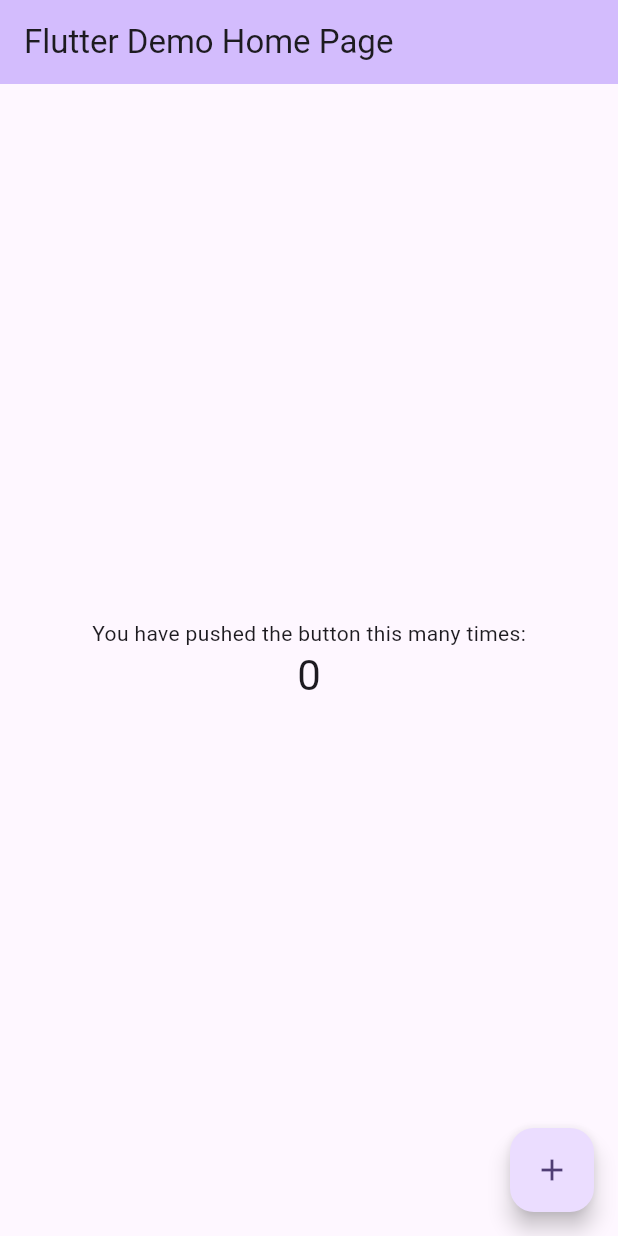
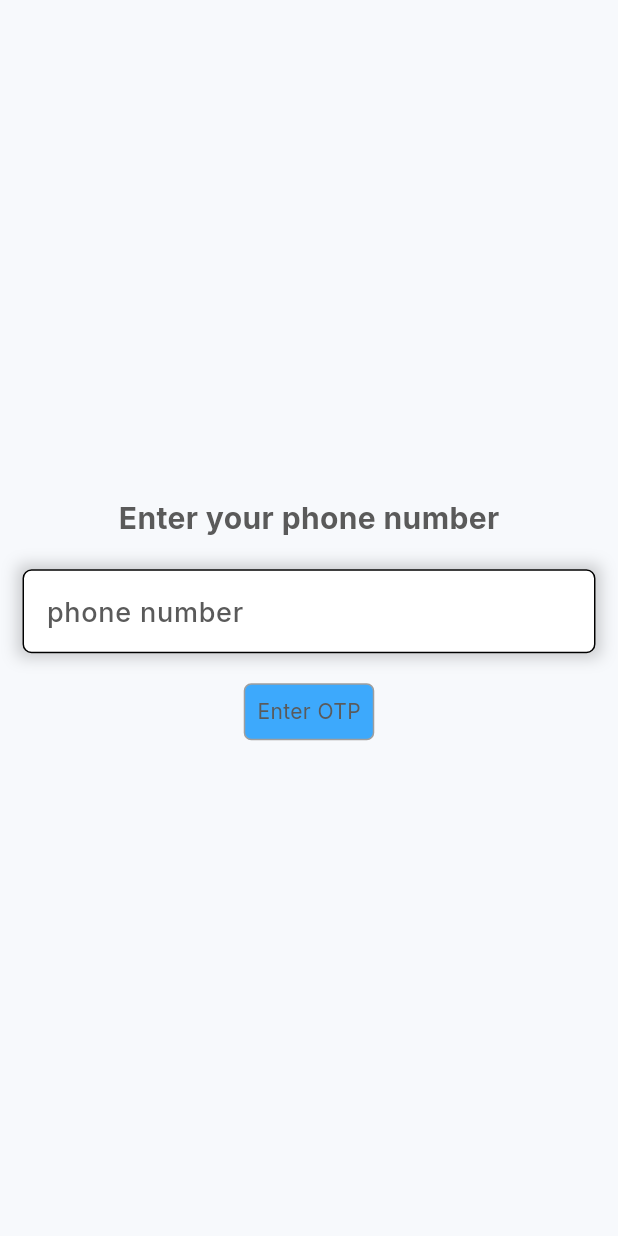
Before and after one commit to DevAmank77/NodeMe, a Flutter app: the screen it shows after launch, on a phone screen of 412 x 824 dp. Run offline on Flutter 3.47's test engine with Material 3 defaults, Android fonts, the phone set to English and light mode, and no system bars; our stand-ins replace firebase_core, google_fonts; accounts and stored records are empty.

Commit message:
adding auth UI

```diff
--- a/lib/main.dart
+++ b/lib/main.dart
@@ -1,6 +1,12 @@
+import 'package:firebase_core/firebase_core.dart';
 import 'package:flutter/material.dart';
+import 'package:node_me/firebase_options.dart';
+import 'package:node_me/screens/enter_phone_number.dart';
+import 'package:node_me/utils/theme.dart';
 
-void main() {
+void main() async {
+  WidgetsFlutterBinding.ensureInitialized();
+  await Firebase.initializeApp(options: DefaultFirebaseOptions.currentPlatform);
   runApp(const MyApp());
 }
 
@@ -11,112 +17,12 @@ class MyApp extends StatelessWidget {
   @override
   Widget build(BuildContext context) {
     return MaterialApp(
+      debugShowCheckedModeBanner: false,
       title: 'Flutter Demo',
-      theme: ThemeData(
-        // This is the theme of your application.
-        //
-        // TRY THIS: Try running your application with "flutter run". You'll see
-        // the application has a purple toolbar. Then, without quitting the app,
-        // try changing the seedColor in the colorScheme below to Colors.green
-        // and then invoke "hot reload" (save your changes or press the "hot
-        // reload" button in a Flutter-supported IDE, or press "r" if you used
-        // the command line to start the app).
-        //
-        // Notice that the counter didn't reset back to zero; the application
-        // state is not lost during the reload. To reset the state, use hot
-        // restart instead.
-        //
-        // This works for code too, not just values: Most code changes can be
-        // tested with just a hot reload.
-        colorScheme: ColorScheme.fromSeed(seedColor: Colors.deepPurple),
-      ),
-      home: const MyHomePage(title: 'Flutter Demo Home Page'),
+      theme: lightTheme,
+      darkTheme: darkTheme,
+      themeMode: ThemeMode.system,
+      home: EnterPhoneNumber(),
     );
   }
 }
-
-class MyHomePage extends StatefulWidget {
-  const MyHomePage({super.key, required this.title});
-
-  // This widget is the home page of your application. It is stateful, meaning
-  // that it has a State object (defined below) that contains fields that affect
-  // how it looks.
-
-  // This class is the configuration for the state. It holds the values (in this
-  // case the title) provided by the parent (in this case the App widget) and
-  // used by the build method of the State. Fields in a Widget subclass are
-  // always marked "final".
-
-  final String title;
-
-  @override
-  State<MyHomePage> createState() => _MyHomePageState();
-}
-
-class _MyHomePageState extends State<MyHomePage> {
-  int _counter = 0;
-
-  void _incrementCounter() {
-    setState(() {
-      // This call to setState tells the Flutter framework that something has
-      // changed in this State, which causes it to rerun the build method below
-      // so that the display can reflect the updated values. If we changed
-      // _counter without calling setState(), then the build method would not be
-      // called again, and so nothing would appear to happen.
-      _counter++;
-    });
-  }
-
-  @override
-  Widget build(BuildContext context) {
-    // This method is rerun every time setState is called, for instance as done
-    // by the _incrementCounter method above.
-    //
-    // The Flutter framework has been optimized to make rerunning build methods
-    // fast, so that you can just rebuild anything that needs updating rather
-    // than having to individually change instances of widgets.
-    return Scaffold(
-      appBar: AppBar(
-        // TRY THIS: Try changing the color here to a specific color (to
-        // Colors.amber, perhaps?) and trigger a hot reload to see the AppBar
-        // change color while the other colors stay the same.
-        backgroundColor: Theme.of(context).colorScheme.inversePrimary,
-        // Here we take the value from the MyHomePage object that was created by
-        // the App.build method, and use it to set our appbar title.
-        title: Text(widget.title),
-      ),
-      body: Center(
-        // Center is a layout widget. It takes a single child and positions it
-        // in the middle of the parent.
-        child: Column(
-          // Column is also a layout widget. It takes a list of children and
-          // arranges them vertically. By default, it sizes itself to fit its
-          // children horizontally, and tries to be as tall as its parent.
-          //
-          // Column has various properties to control how it sizes itself and
-          // how it positions its children. Here we use mainAxisAlignment to
-          // center the children vertically; the main axis here is the vertical
-          // axis because Columns are vertical (the cross axis would be
-          // horizontal).
-          //
-          // TRY THIS: Invoke "debug painting" (choose the "Toggle Debug Paint"
-          // action in the IDE, or press "p" in the console), to see the
-          // wireframe for each widget.
-          mainAxisAlignment: MainAxisAlignment.center,
-          children: <Widget>[
-            const Text('You have pushed the button this many times:'),
-            Text(
-              '$_counter',
-              style: Theme.of(context).textTheme.headlineMedium,
-            ),
-          ],
-        ),
-      ),
-      floatingActionButton: FloatingActionButton(
-        onPressed: _incrementCounter,
-        tooltip: 'Increment',
-        child: const Icon(Icons.add),
-      ), // This trailing comma makes auto-formatting nicer for build methods.
-    );
-  }
-}
--- /dev/null
+++ b/lib/screens/enter_phone_number.dart
@@ -0,0 +1,54 @@
+import 'package:flutter/material.dart';
+import 'package:node_me/screens/otp_verification_scree.dart';
+import 'package:node_me/widgets/auth_button.dart';
+import 'package:node_me/widgets/text_field.dart';
+
+class EnterPhoneNumber extends StatefulWidget {
+  const EnterPhoneNumber({super.key});
+
+  @override
+  State<EnterPhoneNumber> createState() => _EnterPhoneNumberState();
+}
+
+class _EnterPhoneNumberState extends State<EnterPhoneNumber> {
+  final TextEditingController phoneController = TextEditingController();
+
+  @override
+  Widget build(BuildContext context) {
+    return Scaffold(
+      body: Center(
+        child: Padding(
+          padding: const EdgeInsets.all(15.0),
+          child: Column(
+            mainAxisAlignment: MainAxisAlignment.center,
+            children: [
+              Text(
+                'Enter your phone number',
+                style: TextStyle(fontSize: 20, fontWeight: FontWeight.bold),
+              ),
+              const SizedBox(height: 20),
+              TextFieldWidget(
+                controller: phoneController,
+                LabelText: 'phone number',
+              ),
+              const SizedBox(height: 20),
+
+              CustomSimpleRoundedButton(
+                onPressed: () {
+                  // Navigate to OTP verification screen
+                  Navigator.push(
+                    context,
+                    MaterialPageRoute(
+                      builder: (context) => OtpVerificationScree(),
+                    ),
+                  );
+                },
+                text: 'Enter OTP',
+              ),
+            ],
+          ),
+        ),
+      ),
+    );
+  }
+}
--- /dev/null
+++ b/lib/screens/otp_verification_scree.dart
@@ -0,0 +1,52 @@
+import 'package:flutter/material.dart';
+import 'package:node_me/widgets/auth_button.dart';
+import 'package:node_me/widgets/text_field.dart';
+
+class OtpVerificationScree extends StatefulWidget {
+  const OtpVerificationScree({super.key});
+
+  @override
+  State<OtpVerificationScree> createState() => _OtpVerificationScreeState();
+}
+
+class _OtpVerificationScreeState extends State<OtpVerificationScree> {
+  final TextEditingController phoneController = TextEditingController();
+
+  @override
+  Widget build(BuildContext context) {
+    return Scaffold(
+      appBar: AppBar(
+        title: Text("OTP Verification"),
+        leading: IconButton(
+          icon: Icon(Icons.arrow_back),
+          onPressed: () {
+            Navigator.pop(context); // Goes back to previous screen
+          },
+        ),
+      ),
+      body: Center(
+        child: Padding(
+          padding: const EdgeInsets.all(15.0),
+          child: Column(
+            mainAxisAlignment: MainAxisAlignment.center,
+            children: [
+              Text(
+                'Enter your OTP',
+                style: TextStyle(fontSize: 20, fontWeight: FontWeight.bold),
+              ),
+              const SizedBox(height: 20),
+              TextFieldWidget(controller: phoneController, LabelText: 'OTP'),
+              const SizedBox(height: 20),
+              CustomSimpleRoundedButton(
+                onPressed: () {
+                  // Handle OTP verification logic here
+                },
+                text: 'Verify OTP',
+              ),
+            ],
+          ),
+        ),
+      ),
+    );
+  }
+}
--- /dev/null
+++ b/lib/utils/app_color.dart
@@ -0,0 +1,23 @@
+import 'package:flutter/material.dart';
+
+class AppColors {
+  // Primary and Secondary
+  static const Color primary = Color(0xFF3DA9FC);
+  static const Color secondary = Color(0xFF9B5DE5);
+
+  // Status Colors
+  static const Color success = Color(0xFF70E000);
+  static const Color warning = Color(0xFFFFBE0B);
+  static const Color error = Color(0xFFFF4D6D);
+
+  // Backgrounds and Surfaces
+  static const Color background = Color(0xFFF7F9FC);
+  static const Color card = Color(0xFFFFFFFF);
+
+  // Text Colors
+  static const Color textPrimary = Color(0xFF1A1A1A);
+  static const Color textMuted = Color(0xFF5A5A5A);
+
+  // Graph Edge Line (Optional)
+  static const Color graphLine = Color(0xFFB0BEC5);
+}
--- /dev/null
+++ b/lib/utils/theme.dart
@@ -0,0 +1,83 @@
+import 'package:flutter/material.dart';
+import 'package:google_fonts/google_fonts.dart';
+import 'package:node_me/utils/app_color.dart';
+
+final ThemeData lightTheme = ThemeData(
+  brightness: Brightness.light,
+  scaffoldBackgroundColor: AppColors.background,
+  appBarTheme: AppBarTheme(
+    backgroundColor: AppColors.primary,
+    foregroundColor: Colors.white,
+    elevation: 0,
+    titleTextStyle: GoogleFonts.poppins(
+      fontSize: 20,
+      fontWeight: FontWeight.w600,
+      color: Colors.white,
+    ),
+  ),
+  textTheme: GoogleFonts.interTextTheme().copyWith(
+    displayLarge: GoogleFonts.poppins(
+      fontSize: 32,
+      fontWeight: FontWeight.bold,
+      color: AppColors.textPrimary,
+    ),
+    titleLarge: GoogleFonts.poppins(
+      fontSize: 20,
+      fontWeight: FontWeight.w600,
+      color: AppColors.textPrimary,
+    ),
+    bodyLarge: GoogleFonts.inter(
+      fontSize: 16,
+      fontWeight: FontWeight.w500,
+      color: AppColors.textPrimary,
+    ),
+    bodyMedium: GoogleFonts.inter(fontSize: 14, color: AppColors.textMuted),
+  ),
+  colorScheme: const ColorScheme.light(
+    primary: AppColors.primary,
+    secondary: AppColors.secondary,
+    surface: AppColors.card,
+    onPrimary: Colors.white,
+    onSecondary: Colors.white,
+  ),
+);
+
+final ThemeData darkTheme = ThemeData(
+  brightness: Brightness.dark,
+  scaffoldBackgroundColor: const Color(0xFF121212),
+  appBarTheme: AppBarTheme(
+    backgroundColor: AppColors.secondary,
+    foregroundColor: Colors.white,
+    elevation: 0,
+    titleTextStyle: GoogleFonts.poppins(
+      fontSize: 20,
+      fontWeight: FontWeight.w600,
+      color: Colors.white,
+    ),
+  ),
+  textTheme: GoogleFonts.interTextTheme().copyWith(
+    displayLarge: GoogleFonts.poppins(
+      fontSize: 32,
+      fontWeight: FontWeight.bold,
+      color: Colors.white,
+    ),
+    titleLarge: GoogleFonts.poppins(
+      fontSize: 20,
+      fontWeight: FontWeight.w600,
+      color: Colors.white,
+    ),
+    bodyLarge: GoogleFonts.inter(
+      fontSize: 16,
+      fontWeight: FontWeight.w500,
+      color: Colors.white,
+    ),
+    bodyMedium: GoogleFonts.inter(fontSize: 14, color: Colors.grey[400]),
+  ),
+  colorScheme: const ColorScheme.dark(
+    primary: AppColors.primary,
+    secondary: AppColors.secondary,
+    surface: Color(0xFF1E1E1E),
+    onPrimary: Colors.white,
+    onSecondary: Colors.white,
+  ),
+);
--- /dev/null
+++ b/lib/widgets/auth_button.dart
@@ -0,0 +1,28 @@
+import 'package:flutter/material.dart';
+import 'package:node_me/utils/app_color.dart';
+
+class CustomSimpleRoundedButton extends StatelessWidget {
+  final VoidCallback onPressed;
+  final String text;
+  const CustomSimpleRoundedButton({
+    super.key,
+    required this.onPressed,
+    required this.text,
+  });
+
+  @override
+  Widget build(BuildContext context) {
+    return GestureDetector(
+      onTap: onPressed,
+      child: Container(
+        padding: const EdgeInsets.all(8),
+        decoration: BoxDecoration(
+          color: AppColors.primary,
+          borderRadius: BorderRadius.circular(5),
+          border: Border.all(color: Colors.grey, width: 1),
+        ),
+        child: Text(text),
+      ),
+    );
+  }
+}
--- /dev/null
+++ b/lib/widgets/text_field.dart
@@ -0,0 +1,87 @@
+import 'package:flutter/material.dart';
+import 'package:node_me/utils/app_color.dart';
+
+class TextFieldWidget extends StatefulWidget {
+  final TextEditingController controller;
+  final String LabelText;
+
+  const TextFieldWidget({
+    super.key,
+    required this.controller,
+    required this.LabelText,
+  });
+
+  @override
+  State<TextFieldWidget> createState() => _TextFieldWidgetState();
+}
+
+class _TextFieldWidgetState extends State<TextFieldWidget> {
+  late FocusNode focusNode;
+  bool isInFocus = false;
+
+  @override
+  void initState() {
+    super.initState();
+    focusNode = FocusNode();
+
+    focusNode.addListener(() {
+      if (focusNode.hasFocus) {
+        setState(() {
+          isInFocus = true;
+        });
+      } else {
+        setState(() {
+          isInFocus = false;
+        });
+      }
+    });
+  }
+
+  @override
+  Widget build(BuildContext context) {
+    return Column(
+      mainAxisSize: MainAxisSize.min,
+      crossAxisAlignment: CrossAxisAlignment.start,
+      children: [
+        Container(
+          decoration: BoxDecoration(
+            boxShadow: [
+              isInFocus
+                  ? BoxShadow(
+                      color: AppColors.primary.withOpacity(0.2),
+                      blurRadius: 8,
+                      spreadRadius: 3,
+                    )
+                  : BoxShadow(
+                      color: Colors.black.withOpacity(0.2),
+                      blurRadius: 8,
+                      spreadRadius: 3,
+                    ),
+            ],
+          ),
+          child: TextField(
+            focusNode: focusNode,
+            controller: widget.controller,
+            maxLines: 1,
+            decoration: InputDecoration(
+              fillColor: Colors.white,
+              filled: true,
+              labelText: widget.LabelText,
+              labelStyle: const TextStyle(
+                color: AppColors.textMuted,
+                fontSize: 18,
+              ),
+              border: OutlineInputBorder(
+                borderRadius: BorderRadius.circular(6),
+                borderSide: const BorderSide(color: Colors.grey, width: 1),
+              ),
+              focusedBorder: const OutlineInputBorder(
+                borderSide: BorderSide(color: AppColors.primary, width: 1),
+              ),
+            ),
+          ),
+        ),
+      ],
+    );
+  }
+}
--- a/pubspec.yaml
+++ b/pubspec.yaml
@@ -39,6 +39,7 @@ dependencies:
   google_sign_in: ^6.2.1
   cloud_firestore: ^4.17.5
   firebase_database: ^10.4.5
+  google_fonts: ^6.2.1
 
 dev_dependencies:
   flutter_test:
```
Also changed, not shown: pubspec.lock, 2 other files.
